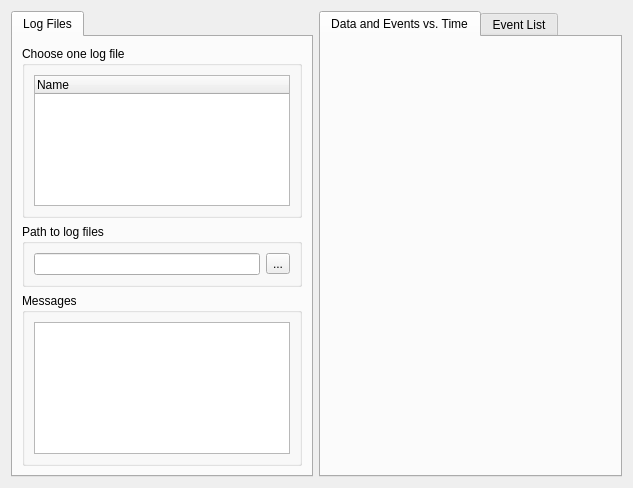
This is lib/LibDS/src/forms/DS_LogWindow.ui in FRC-Utilities/QDriverStation as Qt 5 draws it before an edit. The edited form follows.
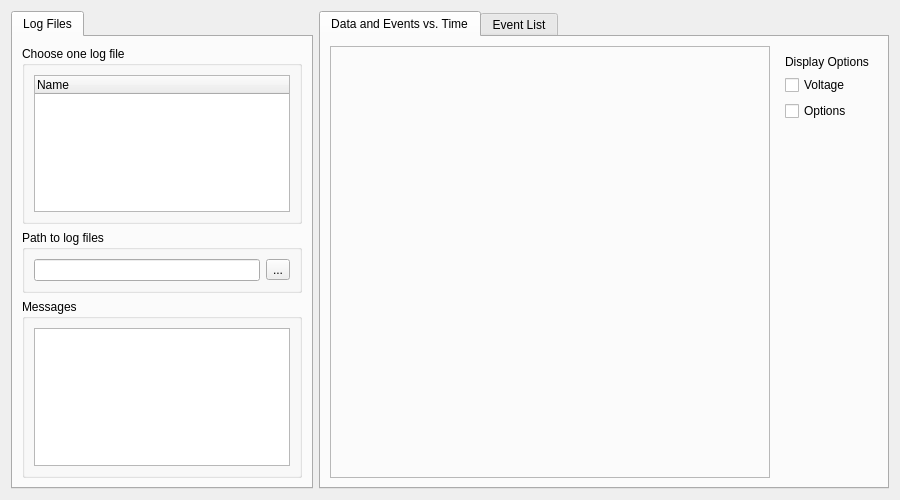
This is the edited form. Custom widgets are drawn as their Qt base class.

Patch:
```diff
--- a/lib/LibDS/src/forms/DS_LogWindow.ui
+++ b/lib/LibDS/src/forms/DS_LogWindow.ui
@@ -6,10 +6,16 @@
    <rect>
     <x>0</x>
     <y>0</y>
-    <width>633</width>
-    <height>488</height>
+    <width>900</width>
+    <height>500</height>
    </rect>
   </property>
+  <property name="minimumSize">
+   <size>
+    <width>900</width>
+    <height>500</height>
+   </size>
+  </property>
   <property name="windowTitle">
    <string>Driver Station Logs</string>
   </property>
@@ -90,6 +96,82 @@
       <attribute name="title">
        <string>Data and Events vs. Time</string>
       </attribute>
+      <layout class="QHBoxLayout" name="horizontalLayout_3" stretch="1,0">
+       <item>
+        <widget class="QFrame" name="GraphFrame">
+         <property name="frameShape">
+          <enum>QFrame::StyledPanel</enum>
+         </property>
+         <property name="frameShadow">
+          <enum>QFrame::Raised</enum>
+         </property>
+         <layout class="QGridLayout" name="gridLayout">
+          <property name="leftMargin">
+           <number>0</number>
+          </property>
+          <property name="topMargin">
+           <number>0</number>
+          </property>
+          <property name="rightMargin">
+           <number>0</number>
+          </property>
+          <property name="bottomMargin">
+           <number>0</number>
+          </property>
+          <item row="0" column="0">
+           <widget class="QCustomPlot" name="CustomPlot" native="true">
+            <property name="minimumSize">
+             <size>
+              <width>250</width>
+              <height>415</height>
+             </size>
+            </property>
+           </widget>
+          </item>
+         </layout>
+        </widget>
+       </item>
+       <item>
+        <widget class="QWidget" name="PlotOptions" native="true">
+         <layout class="QVBoxLayout" name="verticalLayout_5">
+          <item>
+           <widget class="QLabel" name="DisplayOptionsLabel">
+            <property name="text">
+             <string>Display Options</string>
+            </property>
+           </widget>
+          </item>
+          <item>
+           <widget class="QCheckBox" name="checkBox">
+            <property name="text">
+             <string>Voltage</string>
+            </property>
+           </widget>
+          </item>
+          <item>
+           <widget class="QCheckBox" name="checkBox_2">
+            <property name="text">
+             <string>Options</string>
+            </property>
+           </widget>
+          </item>
+          <item>
+           <spacer name="verticalSpacer">
+            <property name="orientation">
+             <enum>Qt::Vertical</enum>
+            </property>
+            <property name="sizeHint" stdset="0">
+             <size>
+              <width>20</width>
+              <height>40</height>
+             </size>
+            </property>
+           </spacer>
+          </item>
+         </layout>
+        </widget>
+       </item>
+      </layout>
      </widget>
      <widget class="QWidget" name="EventListTab">
       <attribute name="title">
@@ -116,6 +198,14 @@
    </item>
   </layout>
  </widget>
+ <customwidgets>
+  <customwidget>
+   <class>QCustomPlot</class>
+   <extends>QWidget</extends>
+   <header>QCustomPlot.h</header>
+   <container>1</container>
+  </customwidget>
+ </customwidgets>
  <resources/>
  <connections/>
 </ui>
```
